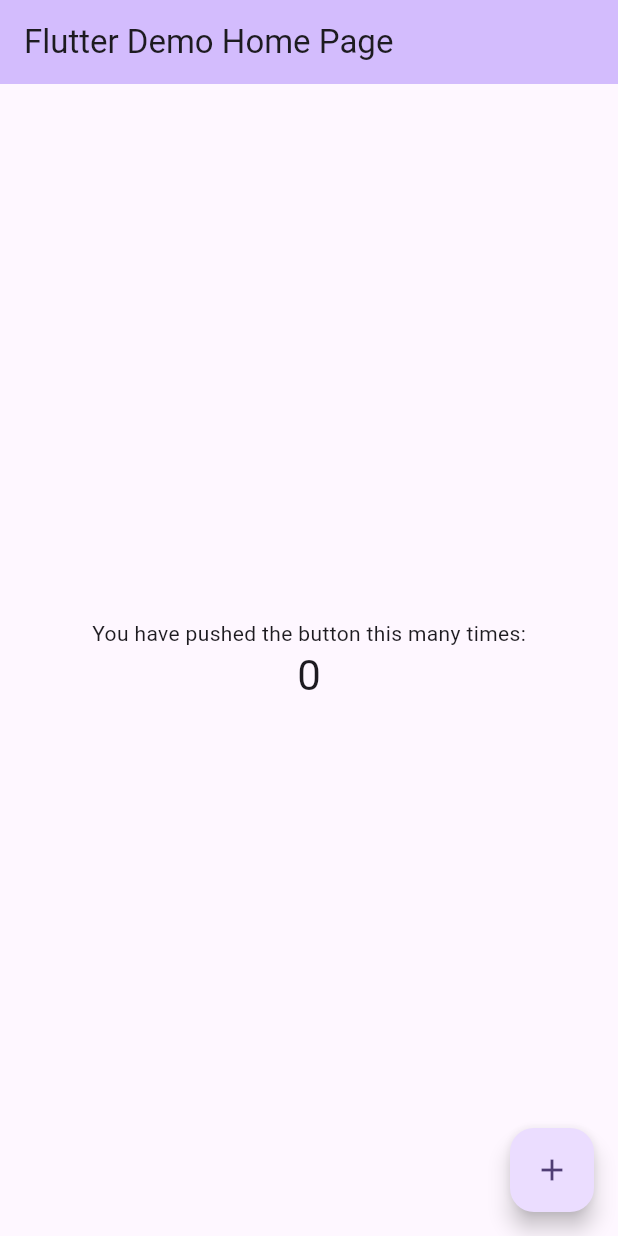
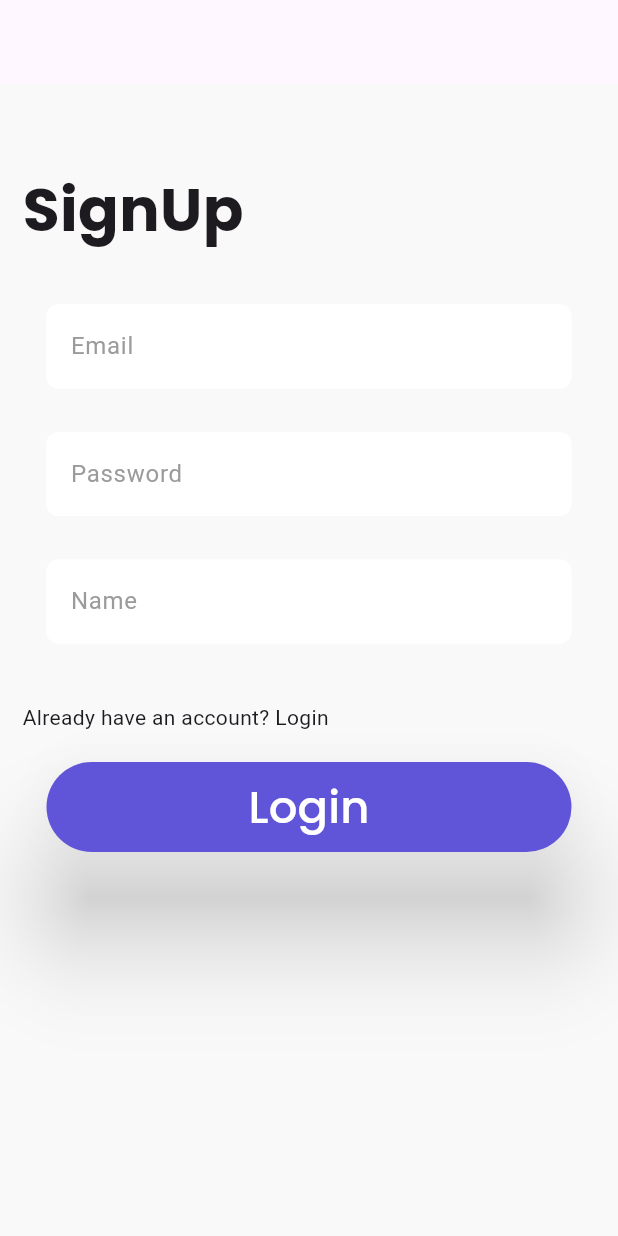
Before and after one commit to Srilochan7/renZ, a Flutter app: the screen it shows after launch, on a phone screen of 412 x 824 dp. Run offline on Flutter 3.47's test engine with Material 3 defaults, Android fonts, the phone set to English and light mode, and no system bars; our stand-ins replace google_fonts.

Commit message:
first commit

```diff
--- /dev/null
+++ b/frontend/lib/auth/signuup.dart
@@ -0,0 +1,238 @@
+import 'dart:convert';
+import 'package:culture/Screens/home.dart';
+import 'package:flutter/material.dart';
+import 'package:google_fonts/google_fonts.dart';
+import 'package:http/http.dart' as http;
+class SignUpPage extends StatefulWidget {
+  const SignUpPage({super.key});
+
+  @override
+  State<SignUpPage> createState() => _SignUpPageState();
+}
+
+class _SignUpPageState extends State<SignUpPage> {
+  @override
+  Widget build(BuildContext context) {
+    TextEditingController email = TextEditingController();
+    TextEditingController pass = TextEditingController();
+    TextEditingController name = TextEditingController();
+    bool _isloading = false;
+    final _formKey = GlobalKey<FormState>();
+
+  Future<Map<String ,dynamic>> logins(String email,String password,String username)async{
+      final url = Uri.parse('http://localhost:3000/registration');
+      final response = await http.post(url,
+      headers: {
+        'Content-type':'application/json',
+      },
+      body: jsonEncode({
+        'email':email,
+        'password':password,
+        'username':username
+      }),
+      );
+
+      if(response.statusCode==200){
+        print("status code is good");
+        print(response.body);
+        return jsonDecode(response.body);
+
+
+      }
+      else {
+        print("${response.statusCode}");
+        print("${response.body}");
+    throw Exception('Failed to login');
+  }
+  }
+
+
+Future<void> handleLogin()async{
+  if(_formKey.currentState?.validate() ?? false){
+  setState(() {
+    _isloading = true;
+  });
+
+  try{
+    final response = await logins(email.text, pass.text, name.text);
+    if(response.isNotEmpty){
+      Navigator.pushReplacement(context, MaterialPageRoute(builder: (context)=>Home()));
+    }
+    else{
+      ScaffoldMessenger.of(context).showSnackBar(SnackBar(content: Text('Login failed else')));
+    }
+  }catch(error){
+    ScaffoldMessenger.of(context).showSnackBar(SnackBar(content: Text('Login fuked ${error}')));
+  }finally{
+    setState(() {
+      _isloading = false;
+    });
+  }}else{
+    ScaffoldMessenger.of(context).showSnackBar(
+        const SnackBar(content: Text('Please correct the errors in the form')),
+      );
+  }
+}
+
+    return Scaffold(
+      backgroundColor: const Color.fromARGB(255, 249, 249, 249),
+      appBar: AppBar(),
+      body: Form(
+        key: _formKey,
+        child: Column(
+          children:<Widget>[
+            const SizedBox(height: 40,),
+            Padding(
+              padding: const EdgeInsets.all(15),
+              child: Align(
+                alignment: Alignment.topLeft,
+                child: Text("SignUp",style: GoogleFonts.poppins(fontSize: 40,fontWeight: FontWeight.bold,),),
+              )
+            ),
+            const SizedBox(height: 20,),
+
+            SizedBox(
+              width: 350,
+              height: 75,
+              child: TextFormField(
+                enabled: true,
+
+                controller: email,
+                decoration: const InputDecoration(
+                  labelText: "Email",
+                  fillColor: Color.fromARGB(255, 255, 255, 255),
+                  filled: true,
+                  hintText: "Enter Email",
+                  hintStyle: TextStyle(color:Color.fromARGB(255, 155, 155, 155)),
+                  labelStyle: TextStyle(color: Color.fromARGB(255, 155, 155, 155)),
+                  focusedBorder: OutlineInputBorder(
+                    borderSide: BorderSide(width: 5,color: Color.fromARGB(255, 255, 255, 255),),
+                  ),
+                  enabledBorder: OutlineInputBorder(
+                    borderSide: BorderSide(
+        width: 5,
+        color: Color.fromARGB(255, 255, 255, 255),
+            ),
+            borderRadius: BorderRadius.all(Radius.circular(8.0)),
+          ),
+
+
+                ),
+                validator: (value){
+                  if(value ==null || value.isEmpty){
+                    return "Please enter an email";
+                  }
+                  else if(!RegExp(r'^[^@]+@[^@]+\.[^@]+').hasMatch(value)){
+                    return "Please enter a valid email";
+                  }
+                  else{
+                    return null;
+                  }
+                },
+              ),
+            ),
+            const SizedBox(height: 10,),
+            SizedBox(
+
+              width: 350,
+              height: 75,
+              child: TextFormField(
+                enabled: true,
+                controller: pass,
+                obscureText: true,
+                decoration: const InputDecoration(
+                  labelText: "Password",
+                  fillColor: Color.fromARGB(255, 255, 255, 255),
+                  filled: true,
+                  hintText: "Enter Password",
+                  hintStyle: TextStyle(color:Color.fromARGB(255, 155, 155, 155)),
+                  labelStyle: TextStyle(color: Color.fromARGB(255, 155, 155, 155)),
+                  focusedBorder: OutlineInputBorder(
+                    borderSide: BorderSide(width: 5,color: Color.fromARGB(255, 255, 255, 255),),
+                  ),
+                  enabledBorder: OutlineInputBorder(
+
+                    borderSide: BorderSide(
+
+        width: 5,
+        color: Color.fromARGB(255, 255, 255, 255),
+            ),
+            borderRadius: BorderRadius.all(Radius.circular(8.0)),
+          ),
+
+                ),
+                validator: (value){
+                  if(value == null || value.isEmpty){
+                    return "Please enter a name";
+                  }
+                },
+              ),
+            ),
+            const SizedBox(height: 10,),
+            SizedBox(
+              width: 350,
+              height: 75,
+              child: TextFormField(
+                enabled: true,
+                controller: name,
+                decoration: const InputDecoration(
+                  labelText: "Name",
+                  fillColor: Color.fromARGB(255, 255, 255, 255),
+                  filled: true,
+                  hintText: "Enter Name",
+                  hintStyle: TextStyle(color:Color.fromARGB(255, 155, 155, 155)),
+                  labelStyle: TextStyle(color: Color.fromARGB(255, 155, 155, 155)),
+                  focusedBorder: OutlineInputBorder(
+                    borderSide: BorderSide(width: 5,color: Color.fromARGB(255, 255, 255, 255),),
+                  ),
+                  enabledBorder: OutlineInputBorder(
+                    borderSide: BorderSide(
+        width: 5,
+        color: Color.fromARGB(255, 255, 255, 255),
+            ),
+            borderRadius: BorderRadius.all(Radius.circular(8.0)),
+          ),
+
+                ),
+                validator: (value){
+                  if(value == null || value.isEmpty){
+                    return "Please enter a name";
+                  }
+                },
+              ),
+            ),
+
+            SizedBox(height: 20),
+
+            Row(
+              children: [
+                SizedBox(width: 15,),
+                Text("Already have an account? Login")
+              ],
+            ),
+
+            const SizedBox(height: 20,),
+            _isloading
+            ? CircularProgressIndicator():
+            SizedBox(
+              width: 350,
+              height: 60,
+              child: ElevatedButton(
+
+                style: const ButtonStyle(
+                  backgroundColor: WidgetStatePropertyAll(Color.fromARGB(255, 96, 85, 216)),
+                  elevation: WidgetStatePropertyAll(30)
+                ),
+                onPressed: (){
+                  handleLogin();
+
+                }, child:
+
+                Text("Login",style: GoogleFonts.poppins(color: Colors.white,fontSize: 30),))
+              )
+          ],
+        ),
+      ),
+    );
+  }
+}
--- a/frontend/lib/main.dart
+++ b/frontend/lib/main.dart
@@ -1,3 +1,4 @@
+import 'package:culture/auth/signuup.dart';
 import 'package:flutter/material.dart';
 
 void main() {
@@ -11,115 +12,8 @@
   @override
   Widget build(BuildContext context) {
     return MaterialApp(
-      title: 'Flutter Demo',
-      theme: ThemeData(
-        // This is the theme of your application.
-        //
-        // TRY THIS: Try running your application with "flutter run". You'll see
-        // the application has a purple toolbar. Then, without quitting the app,
-        // try changing the seedColor in the colorScheme below to Colors.green
-        // and then invoke "hot reload" (save your changes or press the "hot
-        // reload" button in a Flutter-supported IDE, or press "r" if you used
-        // the command line to start the app).
-        //
-        // Notice that the counter didn't reset back to zero; the application
-        // state is not lost during the reload. To reset the state, use hot
-        // restart instead.
-        //
-        // This works for code too, not just values: Most code changes can be
-        // tested with just a hot reload.
-        colorScheme: ColorScheme.fromSeed(seedColor: Colors.deepPurple),
-        useMaterial3: true,
-      ),
-      home: const MyHomePage(title: 'Flutter Demo Home Page'),
+      debugShowCheckedModeBanner: false,
+      home: SignUpPage(),
     );
   }
 }
-
-class MyHomePage extends StatefulWidget {
-  const MyHomePage({super.key, required this.title});
-
-  // This widget is the home page of your application. It is stateful, meaning
-  // that it has a State object (defined below) that contains fields that affect
-  // how it looks.
-
-  // This class is the configuration for the state. It holds the values (in this
-  // case the title) provided by the parent (in this case the App widget) and
-  // used by the build method of the State. Fields in a Widget subclass are
-  // always marked "final".
-
-  final String title;
-
-  @override
-  State<MyHomePage> createState() => _MyHomePageState();
-}
-
-class _MyHomePageState extends State<MyHomePage> {
-  int _counter = 0;
-
-  void _incrementCounter() {
-    setState(() {
-      // This call to setState tells the Flutter framework that something has
-      // changed in this State, which causes it to rerun the build method below
-      // so that the display can reflect the updated values. If we changed
-      // _counter without calling setState(), then the build method would not be
-      // called again, and so nothing would appear to happen.
-      _counter++;
-    });
-  }
-
-  @override
-  Widget build(BuildContext context) {
-    // This method is rerun every time setState is called, for instance as done
-    // by the _incrementCounter method above.
-    //
-    // The Flutter framework has been optimized to make rerunning build methods
-    // fast, so that you can just rebuild anything that needs updating rather
-    // than having to individually change instances of widgets.
-    return Scaffold(
-      appBar: AppBar(
-        // TRY THIS: Try changing the color here to a specific color (to
-        // Colors.amber, perhaps?) and trigger a hot reload to see the AppBar
-        // change color while the other colors stay the same.
-        backgroundColor: Theme.of(context).colorScheme.inversePrimary,
-        // Here we take the value from the MyHomePage object that was created by
-        // the App.build method, and use it to set our appbar title.
-        title: Text(widget.title),
-      ),
-      body: Center(
-        // Center is a layout widget. It takes a single child and positions it
-        // in the middle of the parent.
-        child: Column(
-          // Column is also a layout widget. It takes a list of children and
-          // arranges them vertically. By default, it sizes itself to fit its
-          // children horizontally, and tries to be as tall as its parent.
-          //
-          // Column has various properties to control how it sizes itself and
-          // how it positions its children. Here we use mainAxisAlignment to
-          // center the children vertically; the main axis here is the vertical
-          // axis because Columns are vertical (the cross axis would be
-          // horizontal).
-          //
-          // TRY THIS: Invoke "debug painting" (choose the "Toggle Debug Paint"
-          // action in the IDE, or press "p" in the console), to see the
-          // wireframe for each widget.
-          mainAxisAlignment: MainAxisAlignment.center,
-          children: <Widget>[
-            const Text(
-              'You have pushed the button this many times:',
-            ),
-            Text(
-              '$_counter',
-              style: Theme.of(context).textTheme.headlineMedium,
-            ),
-          ],
-        ),
-      ),
-      floatingActionButton: FloatingActionButton(
-        onPressed: _incrementCounter,
-        tooltip: 'Increment',
-        child: const Icon(Icons.add),
-      ), // This trailing comma makes auto-formatting nicer for build methods.
-    );
-  }
-}
```
Also changed, not shown: frontend/lib/Screens/home.dart (added, +17 -0 lines), frontend/lib/auth/login.dart (added, +230 -0 lines), frontend/lib/material/colors.dart (added, +7 -0 lines), frontend/pubspec.yaml (+12 -2 lines), frontend/pubspec.lock, 11 other files.
